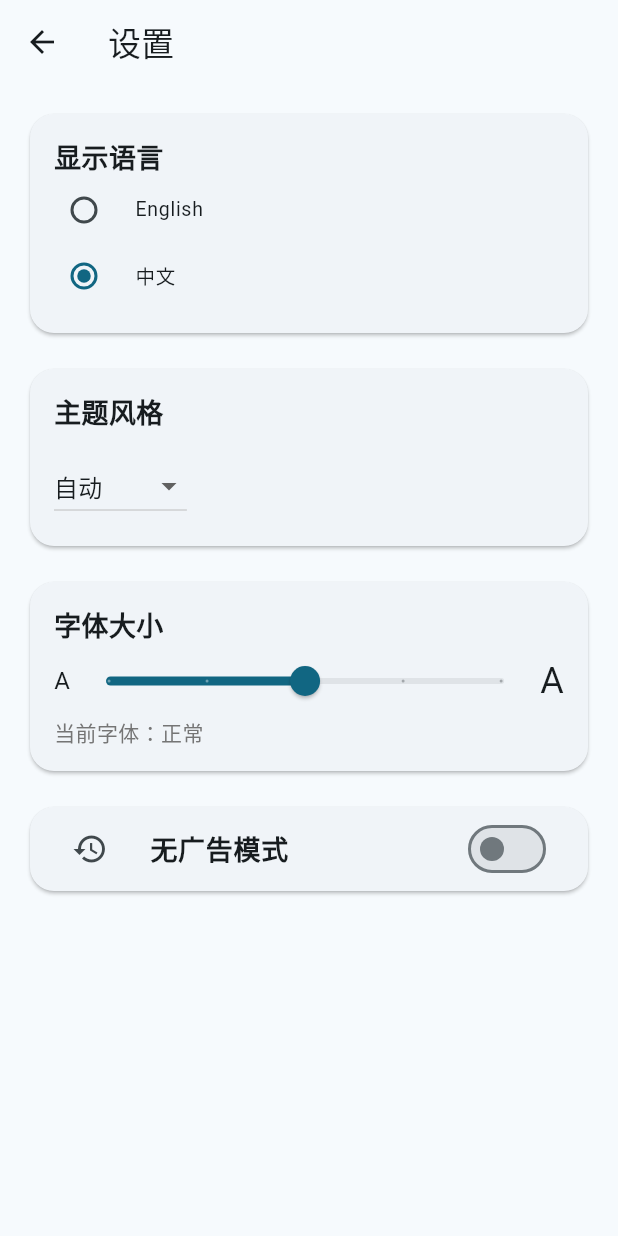
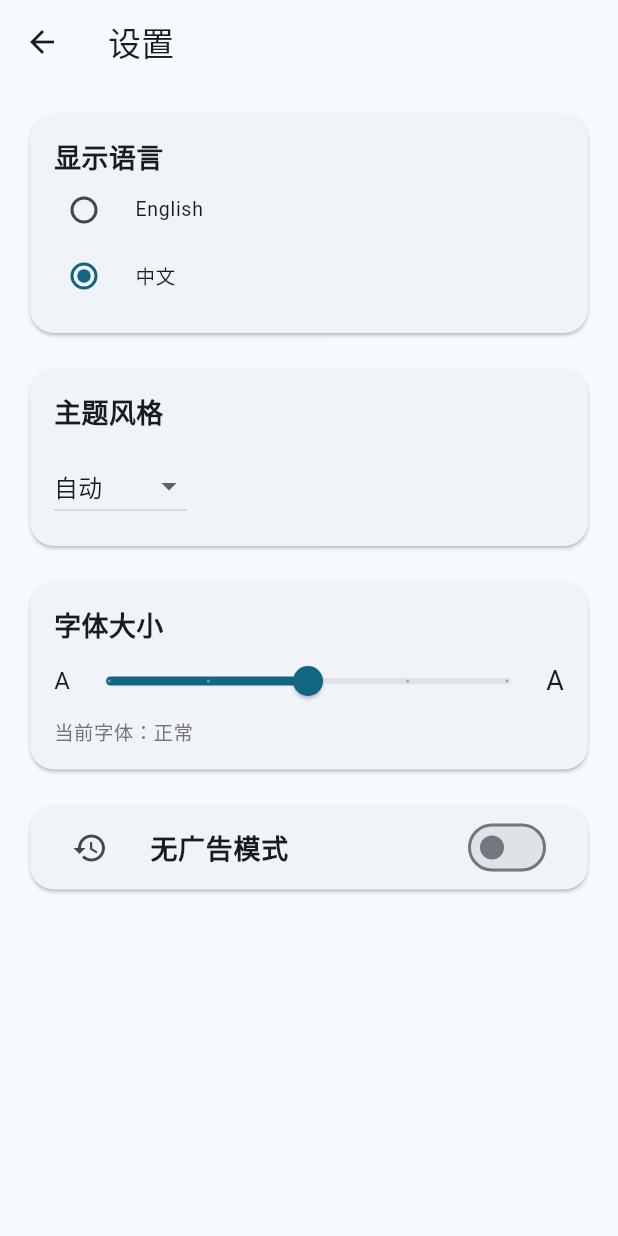
Before and after one commit to yyddod76/EnChDictApp, a Flutter app: the SettingsPage screen opened directly, after a tap on "中文", on a phone screen of 412 x 824 dp. Run offline on Flutter 3.47's test engine with Material 3 defaults, Android fonts, the phone set to English and light mode, and no system bars; our stand-ins replace flutter_dotenv, flutter_tts, google_mobile_ads, in_app_purchase, shared_preferences; missing offline and left inert: sqlite3; accounts and stored records are empty; network calls fail.

Commit message:
Formalize typography with AppFonts constants; replace all hardcoded sizes
Add AppFonts class to main.dart with semantic size constants (wordTitle,
sectionHeader, navTitle, body, caption, label, tiny). Replace all raw
hardcoded fontSize values across every page with getFont(appState, AppFonts.xxx)
so all text scales consistently with the user's font preference.

Co-Authored-By: Claude Sonnet 4.6 <noreply@anthropic.com>

```diff
--- a/lib/app_drawer_page.dart
+++ b/lib/app_drawer_page.dart
@@ -22,7 +22,7 @@ class AppDrawer extends StatelessWidget {
                 mainAxisAlignment: MainAxisAlignment.start,
                 children: [
                   TextButton.icon(
-                    label: Text(appState.langMode == 0 ? "Settings" : "设置", style: TextStyle(fontWeight: FontWeight.bold, fontSize: getFont(appState, 16)),),
+                    label: Text(appState.langMode == 0 ? "Settings" : "设置", style: TextStyle(fontWeight: FontWeight.bold, fontSize: getFont(appState, AppFonts.navTitle)),),
                     onPressed: () {
                       Navigator.push(
                         context,
--- a/lib/favorite_page.dart
+++ b/lib/favorite_page.dart
@@ -119,8 +119,8 @@ class _FavoritesPageState extends State<FavoritesPage> {
                     return ListTile(
                       visualDensity: const VisualDensity(horizontal: 0, vertical: -4),
                       dense: true,
-                      title: Text(item is EnWordData ? item.word : item.simplified, maxLines: 1, style: TextStyle(fontSize: getFont(appState, 14),)),
-                      subtitle: Text(item is EnWordData ? item.translation.join('; ') : item.definitions.join('; '), maxLines: 1, style: TextStyle(fontSize: getFont(appState, 13),)),
+                      title: Text(item is EnWordData ? item.word : item.simplified, maxLines: 1, style: TextStyle(fontSize: getFont(appState, AppFonts.body),)),
+                      subtitle: Text(item is EnWordData ? item.translation.join('; ') : item.definitions.join('; '), maxLines: 1, style: TextStyle(fontSize: getFont(appState, AppFonts.caption),)),
                       leading: editingMode ?
                       Icon(
                           selected.contains(idx) ? Icons.check_box_outlined : Icons.check_box_outline_blank,
--- a/lib/history_page.dart
+++ b/lib/history_page.dart
@@ -92,7 +92,7 @@ class _HistoryListViewState extends State<HistoryListView> {
                 child: Row(
                   mainAxisAlignment: MainAxisAlignment.spaceBetween,
                   children: [
-                    Text(appState.langMode == 0 ? key : switchEnChTitle(key), style: TextStyle(fontSize: getFont(appState, 16), fontWeight: FontWeight.bold),),
+                    Text(appState.langMode == 0 ? key : switchEnChTitle(key), style: TextStyle(fontSize: getFont(appState, AppFonts.navTitle), fontWeight: FontWeight.bold),),
                     if (widget.deleteMode)
                       IconButton(icon: const Icon(Icons.delete),
                         onPressed: () async {
@@ -126,7 +126,7 @@ class _HistoryListViewState extends State<HistoryListView> {
                 ListTile(
                   dense: true,
                   visualDensity: const VisualDensity(horizontal: 0, vertical: -4),
-                  title: Text(words[i], maxLines: 1, style: TextStyle(fontSize: getFont(appState, 14),),),
+                  title: Text(words[i], maxLines: 1, style: TextStyle(fontSize: getFont(appState, AppFonts.body),),),
                   onTap: () {
                     appState.setSearchWord(words[i]);
                     Navigator.of(context).popUntil((route) => route.isFirst);
@@ -149,7 +149,7 @@ class _HistoryListViewState extends State<HistoryListView> {
               alignment: Alignment.centerLeft,
               padding: EdgeInsets.all(16),
             ),
-            child: Text(appState.langMode == 0 ? "more..." : "更多...", style: TextStyle(fontSize: getFont(appState, 14), fontWeight: FontWeight.bold),),
+            child: Text(appState.langMode == 0 ? "more..." : "更多...", style: TextStyle(fontSize: getFont(appState, AppFonts.body), fontWeight: FontWeight.bold),),
             onPressed: () {
               Navigator.push(
                 context,
--- a/lib/main.dart
+++ b/lib/main.dart
@@ -315,6 +315,19 @@ Future<bool> showDeleteConfirmationDialog(BuildContext context, String title, St
 
 double getFont(MyAppState appState, double defaultFont, [double a = 2]) => defaultFont + (appState.fontSize - a) * a;
 
+/// Semantic base font sizes (at normal scale = fontSize 2).
+/// All text in the app should use getFont(appState, AppFonts.xxx).
+class AppFonts {
+  AppFonts._();
+  static const double wordTitle     = 20; // Main word heading in detail page
+  static const double sectionHeader = 18; // Card / section headers
+  static const double navTitle      = 16; // AppBar titles, drawer headers
+  static const double body          = 14; // Primary list/content text
+  static const double caption       = 13; // Secondary / subtitle text
+  static const double label         = 12; // Small labels, icon sizes
+  static const double tiny          = 10; // Micro labels (e.g. "by OpenAI")
+}
+
 class BuyRemoveAdWidget extends StatefulWidget {
   @override
   State<BuyRemoveAdWidget> createState() => _BuyRemoveAdWidgetState();
@@ -434,8 +447,8 @@ class _BuyRemoveAdWidgetState extends State<BuyRemoveAdWidget> {
             tooltip: appState.langMode == 0 ? "Restore Purchases" : "还原已购项目",
           ),
         title: appState.noAdsMode ?
-          Text(appState.langMode == 0 ? "No-Ads mode activated" : "无广告模式已启用", style: TextStyle(fontSize: 18, fontWeight: FontWeight.bold)) :
-          Text("${appState.langMode == 0 ? "No-Ads mode" : "无广告模式"}${_removeAdsProduct == null ? '' : ' \$${_removeAdsProduct!.price}'}", style: TextStyle(fontSize: 18, fontWeight: FontWeight.bold)),
+          Text(appState.langMode == 0 ? "No-Ads mode activated" : "无广告模式已启用", style: TextStyle(fontSize: getFont(appState, AppFonts.sectionHeader), fontWeight: FontWeight.bold)) :
+          Text("${appState.langMode == 0 ? "No-Ads mode" : "无广告模式"}${_removeAdsProduct == null ? '' : ' \$${_removeAdsProduct!.price}'}", style: TextStyle(fontSize: getFont(appState, AppFonts.sectionHeader), fontWeight: FontWeight.bold)),
         value: appState.noAdsMode,
         onChanged: appState.noAdsMode ?
         (value) {
--- a/lib/search_page.dart
+++ b/lib/search_page.dart
@@ -143,7 +143,7 @@ class _SearchPageState extends State<SearchPage> {
       drawer: AppDrawer(),
       resizeToAvoidBottomInset: true,
       appBar: _isSearching ? null : AppBar(
-        title: const Text('Dictionary 英汉字典', style: TextStyle(fontSize: 18),),
+        title: Text('Dictionary 英汉字典', style: TextStyle(fontSize: getFont(appState, AppFonts.sectionHeader)),),
         leading: Builder(
           builder: (context) {
             return IconButton(
@@ -299,7 +299,7 @@ class _SearchPageState extends State<SearchPage> {
                       dense: true,
                       visualDensity: const VisualDensity(horizontal: 0, vertical: -4),
                       trailing: IconButton(
-                        icon: Icon(favorites.contains(filteredItems[index]) ? Icons.bookmark : Icons.bookmark_border, size: getFont(appState, 14),),
+                        icon: Icon(favorites.contains(filteredItems[index]) ? Icons.bookmark : Icons.bookmark_border, size: getFont(appState, AppFonts.body),),
                         onPressed: () {
                           if (!favorites.contains(filteredItems[index])) {
                             appState.addHistList(mainTitle);
@@ -307,8 +307,8 @@ class _SearchPageState extends State<SearchPage> {
                           appState.toggleFavList(filteredItems[index]);
                         },
                       ),
-                      title: Text(mainTitle, maxLines: 1, style: TextStyle(fontSize: getFont(appState, 14),)),
-                      subtitle: Text(subTitle, maxLines: 1, style: TextStyle(fontSize: getFont(appState, 13),)),
+                      title: Text(mainTitle, maxLines: 1, style: TextStyle(fontSize: getFont(appState, AppFonts.body),)),
+                      subtitle: Text(subTitle, maxLines: 1, style: TextStyle(fontSize: getFont(appState, AppFonts.caption),)),
                       onTap: () {
                         Navigator.push(
                           context,
--- a/lib/settings_page.dart
+++ b/lib/settings_page.dart
@@ -27,7 +27,7 @@ class _SettingsPageState extends State<SettingsPage> {
               child: Column(
                 crossAxisAlignment: CrossAxisAlignment.start,
                 children: [
-                  Text(appState.langMode == 0 ? "Display language" : "显示语言", style: TextStyle(fontSize: 18, fontWeight: FontWeight.bold)),
+                  Text(appState.langMode == 0 ? "Display language" : "显示语言", style: TextStyle(fontSize: getFont(appState, AppFonts.sectionHeader), fontWeight: FontWeight.bold)),
                   RadioListTile<int>(
                     contentPadding: EdgeInsets.zero,      // remove left/right padding
                     visualDensity: VisualDensity.comfortable, // shrink vertical space
@@ -65,7 +65,7 @@ class _SettingsPageState extends State<SettingsPage> {
               child: Column(
                 crossAxisAlignment: CrossAxisAlignment.start,
                 children: [
-                  Text(appState.langMode == 0 ? "Theme" : "主题风格", style: TextStyle(fontSize: 18, fontWeight: FontWeight.bold)),
+                  Text(appState.langMode == 0 ? "Theme" : "主题风格", style: TextStyle(fontSize: getFont(appState, AppFonts.sectionHeader), fontWeight: FontWeight.bold)),
                   const SizedBox(height: 12),
                   DropdownButton<int>(
                     value: appState.modeId,
@@ -106,10 +106,10 @@ class _SettingsPageState extends State<SettingsPage> {
               child: Column(
                 crossAxisAlignment: CrossAxisAlignment.start,
                 children: [
-                  Text(appState.langMode == 0 ? "Font Size" : "字体大小", style: TextStyle(fontSize: 18, fontWeight: FontWeight.bold)),
+                  Text(appState.langMode == 0 ? "Font Size" : "字体大小", style: TextStyle(fontSize: getFont(appState, AppFonts.sectionHeader), fontWeight: FontWeight.bold)),
                   Row(
                     children: [
-                      const Text("A", style: TextStyle(fontSize: 16)),
+                      Text("A", style: TextStyle(fontSize: getFont(appState, AppFonts.navTitle))),
                       Expanded(
                         child: Slider(
                           value: appState.fontSize,
@@ -122,11 +122,11 @@ class _SettingsPageState extends State<SettingsPage> {
                           },
                         ),
                       ),
-                      const Text("A", style: TextStyle(fontSize: 24)),
+                      Text("A", style: TextStyle(fontSize: getFont(appState, AppFonts.sectionHeader))),
                     ],
                   ),
                   Text(appState.langMode == 0 ? "Current size: ${appState.fontName()}" : "当前字体：${appState.fontName()}",
-                      style: TextStyle(color: Colors.grey[600])),
+                      style: TextStyle(fontSize: getFont(appState, AppFonts.caption), color: Colors.grey[600])),
                 ],
               ),
             ),
```
Also changed, not shown: lib/detail_page.dart (+17 -17 lines).
